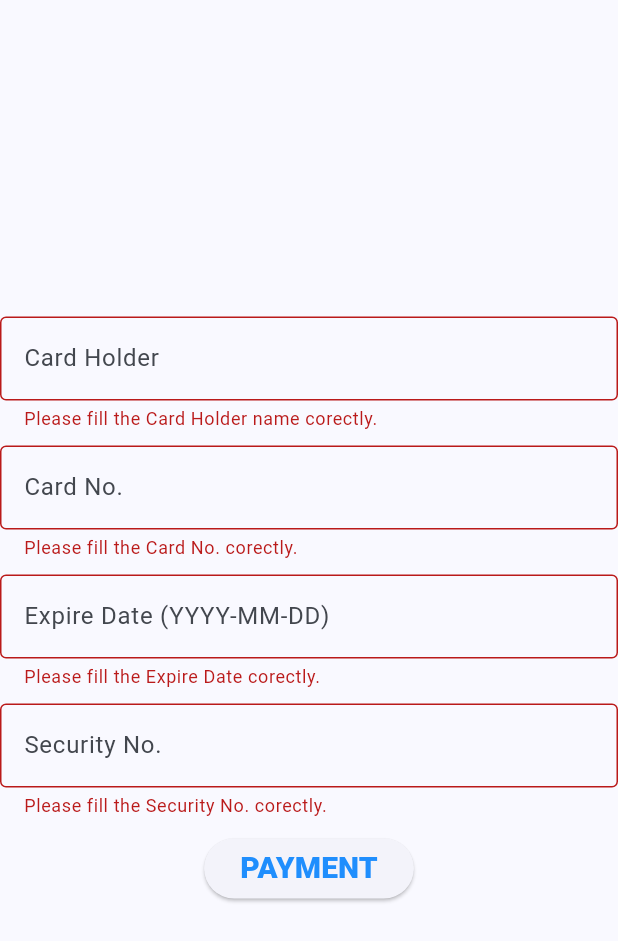
After one commit to PraveenMalindaSiri/mad_1_gamenova_1, a Flutter app: the PaymentScreen screen opened directly, after a tap on "PAYMENT", on a phone screen of 412 x 824 dp. The commit adds this screen. Shown: the top 941 px of the screen. Run offline on Flutter 3.47's test engine with Material 3 defaults, Android fonts, the light colour scheme and no system bars; missing offline and left inert: social_media_buttons.

Commit message:
added a payment screen and validations. regiter page has a drop dont list. reduced scaffol msg time. cart have agreement checkbox and payment button to visit the payment screen

```diff
--- /dev/null
+++ b/lib/views/pages/payment.dart
@@ -0,0 +1,175 @@
+import 'package:flutter/material.dart';
+
+class PaymentScreen extends StatefulWidget {
+  const PaymentScreen({super.key});
+
+  @override
+  State<PaymentScreen> createState() => _PaymentScreenState();
+}
+
+class _PaymentScreenState extends State<PaymentScreen> {
+  final CardHolder = TextEditingController();
+  final CardNo = TextEditingController();
+  final ExpireDate = TextEditingController();
+  final SecNo = TextEditingController();
+  String? $success;
+
+  final formkey = GlobalKey<FormState>();
+
+  Widget _buildForm(context) {
+    return Form(
+      key: formkey,
+      child: Column(
+        children: [
+          // name
+          SizedBox(
+            width: 500,
+            child: TextFormField(
+              controller: CardHolder,
+              validator: (value) {
+                if (value == null || value.isEmpty) {
+                  return ("Please fill the Card Holder name corectly.");
+                }
+                if (value.length < 6) {
+                  return ("Card Holder name should have at least 6 letters");
+                }
+                return null;
+              },
+              decoration: InputDecoration(
+                hintText: "Card Holder",
+                border: OutlineInputBorder(),
+              ),
+            ),
+          ),
+          Padding(padding: EdgeInsets.only(bottom: 10)),
+
+          // card no
+          SizedBox(
+            width: 500,
+            child: TextFormField(
+              controller: CardNo,
+              keyboardType: TextInputType.number,
+              validator: (value) {
+                if (value == null || value.isEmpty) {
+                  return ("Please fill the Card No. corectly.");
+                }
+
+                final cn = int.tryParse(value);
+
+                if (cn == null) {
+                  return ("Card No. must be a number.");
+                }
+                if (value.length < 12 || value.length > 19) {
+                  return ("Card No. should have between 12 and 19 numbers");
+                }
+                return null;
+              },
+              obscureText: true,
+              decoration: InputDecoration(
+                hintText: "Card No.",
+                border: OutlineInputBorder(),
+              ),
+            ),
+          ),
+          Padding(padding: EdgeInsets.only(bottom: 10)),
+
+          // Expire date
+          SizedBox(
+            width: 500,
+            child: TextFormField(
+              controller: ExpireDate,
+              validator: (value) {
+                if (value == null || value.isEmpty) {
+                  return ("Please fill the Expire Date corectly.");
+                }
+                if (!RegExp(r'^\d{4}-\d{2}-\d{2}$').hasMatch(value)) {
+                  return "Date must be in YYYY-MM-DD format.";
+                }
+
+                final date = DateTime.tryParse(value);
+                final now = DateTime.now();
+
+                if (date == null) {
+                  return ("Expire Date must be a number.");
+                }
+                if (date.isBefore(now)) {
+                  return "Date must be in the future";
+                }
+
+                return null;
+              },
+              decoration: InputDecoration(
+                hintText: "Expire Date (YYYY-MM-DD)",
+                border: OutlineInputBorder(),
+              ),
+            ),
+          ),
+          Padding(padding: EdgeInsets.only(bottom: 10)),
+
+          // Security No.
+          SizedBox(
+            width: 500,
+            child: TextFormField(
+              controller: SecNo,
+              keyboardType: TextInputType.number,
+              validator: (value) {
+                if (value == null || value.isEmpty) {
+                  return ("Please fill the Security No. corectly.");
+                }
+
+                final sec = int.tryParse(value);
+
+                if (sec == null) {
+                  return ("Security No. must be a number.");
+                }
+                if (SecNo.text.length != 3) {
+                  return ("Security No. must have 3 numbers.");
+                }
+
+                return null;
+              },
+              decoration: InputDecoration(
+                hintText: "Security No.",
+                border: OutlineInputBorder(),
+              ),
+            ),
+          ),
+          Padding(padding: EdgeInsets.only(bottom: 10)),
+
+          // button
+          ElevatedButton(
+            onPressed: () {
+              if (formkey.currentState!.validate()) {
+                setState(() {
+                  $success = "You purchased products correctly.";
+                });
+              }
+            },
+            child: Text(
+              'PAYMENT',
+              style: TextStyle(fontSize: 20, fontWeight: FontWeight.w900),
+            ),
+          ),
+
+          Padding(padding: EdgeInsets.only(bottom: 10)),
+          if ($success != null)
+            Text(
+              $success!,
+              style: TextStyle(
+                color: Colors.white,
+                fontSize: 20,
+                fontWeight: FontWeight.bold,
+              ),
+            ),
+        ],
+      ),
+    );
+  }
+
+  @override
+  Widget build(BuildContext context) {
+    return Scaffold(
+      body: Center(child: SingleChildScrollView(child: _buildForm(context))),
+    );
+  }
+}
--- a/lib/views/pages/wishlist.dart
+++ b/lib/views/pages/wishlist.dart
@@ -23,6 +23,7 @@ class _WishlistScreenState extends State<WishlistScreen> {
       ScaffoldMessenger.of(context).showSnackBar(
         SnackBar(
           content: Text('Already in the Cart cannot add more Digital Editions'),
+          duration: Duration(milliseconds: 1000),
         ),
       );
       return;
@@ -37,6 +38,7 @@ class _WishlistScreenState extends State<WishlistScreen> {
       ScaffoldMessenger.of(context).showSnackBar(
         SnackBar(
           content: Text('Added more ${amount.toString()} copies to the Cart'),
+          duration: Duration(milliseconds: 1000),
         ),
       );
     } else {
```
Also changed, not shown: lib/views/pages/cart.dart (+49 -3 lines), lib/views/pages/product_view.dart (+39 -21 lines), lib/views/pages/register.dart (+32 -3 lines).
